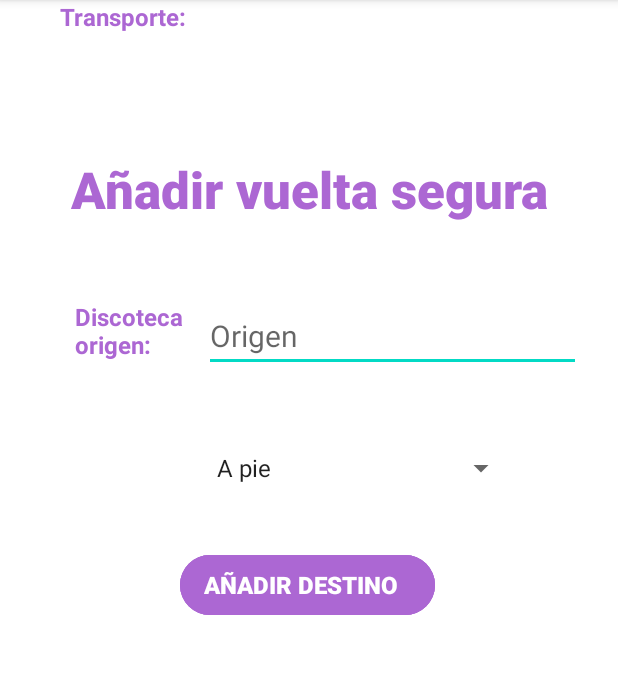
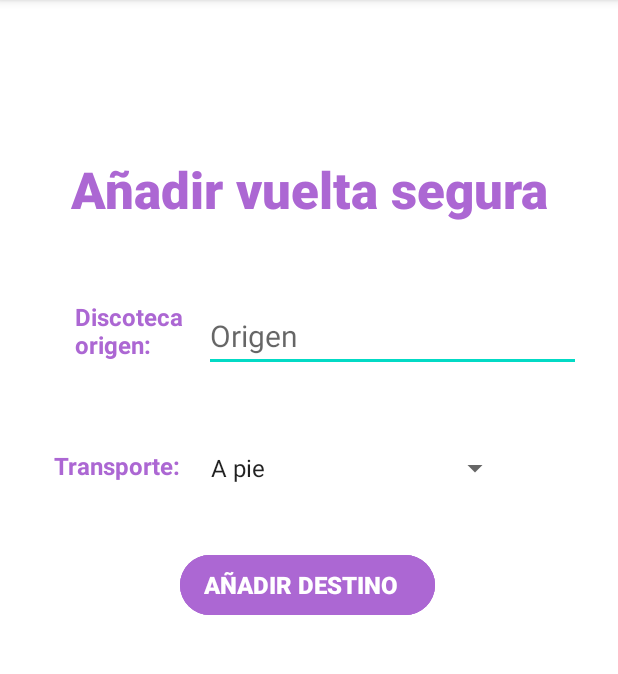
Before and after one commit to pablonoriega/AppDiscometro, an Android app: the AgregarVueltaSeguraActivity screen opened directly, with no data from a screen before it, on a phone screen of 412 x 824 dp, the part 84-758 px from its top. Run offline under Robolectric (Android 15) with nearby library versions, the phone set to English and light mode, and no system bars; our stand-ins replace Firebase (no records; nobody signed in at launch, a user with empty details on screens opened directly); 1 statement that could not run was skipped.

Commit message:
añadir vuelta segura layout

```diff
--- a/app/src/main/res/layout/activity_agregar_vuelta_segura.xml
+++ b/app/src/main/res/layout/activity_agregar_vuelta_segura.xml
@@ -61,13 +61,14 @@
             android:id="@+id/tv_addsafereturn_vehicle"
             android:layout_width="wrap_content"
             android:layout_height="wrap_content"
-            android:layout_marginStart="40dp"
+            android:layout_marginStart="36dp"
+            android:layout_marginTop="52dp"
             android:text="Transporte:"
             android:textColor="#AC67D3"
             android:textSize="16sp"
             android:textStyle="bold"
             app:layout_constraintStart_toStartOf="parent"
-            tools:layout_editor_absoluteY="300dp" />
+            app:layout_constraintTop_toBottomOf="@+id/tv_addsafereturn_discoorigin" />
 
         <Spinner
             android:id="@+id/spn_addsafereturn_spinnervehicle"
```
